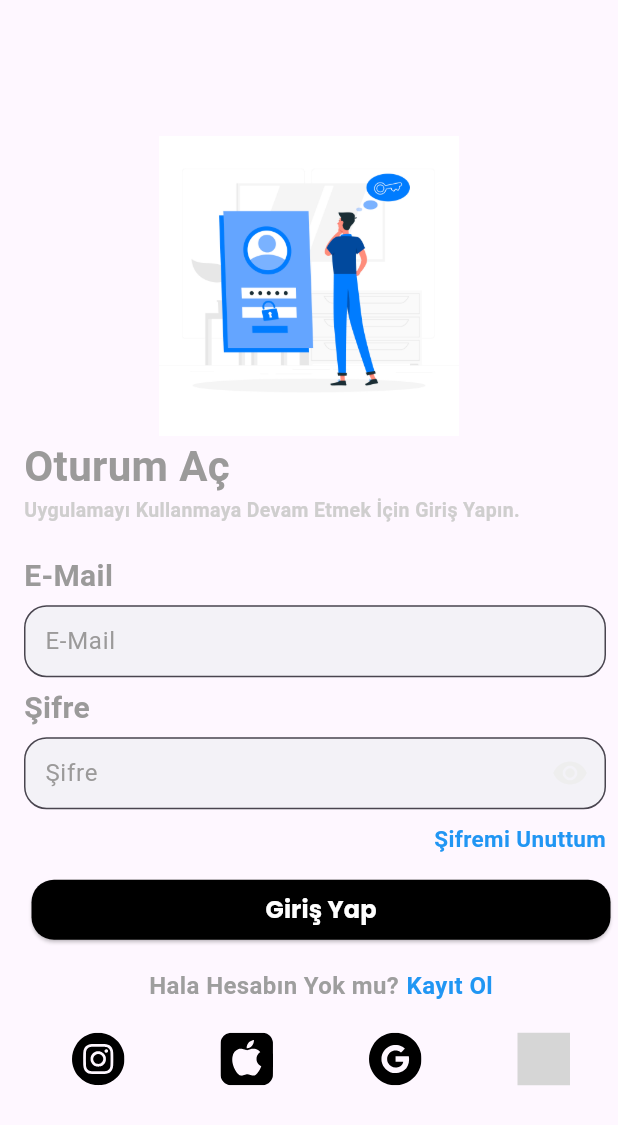
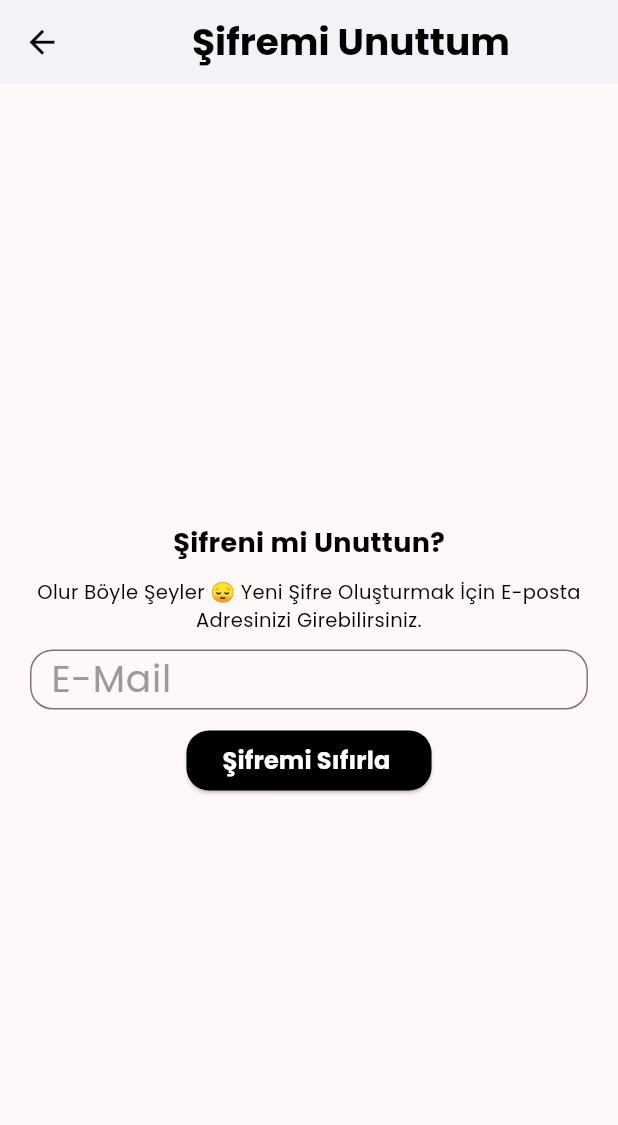
Before and after one commit to Hunvisk/MobilProgramlamaFinal, a Flutter app: the screen it shows after launch, after a tap on "Şifremi Unuttum", on a phone screen of 412 x 824 dp. Shown: the top 1125 px of the screen. Run offline on Flutter 3.47's test engine with Material 3 defaults, Android fonts, the phone set to English and light mode, and no system bars; our stand-ins replace anim_search_bar, carousel_slider, flex_color_scheme, flutter_credit_card, flutter_svg, gap and 3 more; grey boxes are pictures that could not be loaded.

Commit message:
ForgotPassword Sayfası Eklendi

```diff
--- a/flutterfinalproje/lib/core/routes.dart
+++ b/flutterfinalproje/lib/core/routes.dart
@@ -1,7 +1,7 @@
 // ignore_for_file: prefer_const_constructors
 import 'package:flutterfinalproje/screens/core/error.dart';
+import 'package:flutterfinalproje/screens/user/account/forgotPassword.dart';
 import 'package:go_router/go_router.dart';
-
 import '../screens/app_details/aboutus.dart';
 import '../screens/app_details/chatbot.dart';
 import '../screens/app_details/settings.dart';
@@ -111,6 +111,11 @@ final routes = GoRouter(
       path: '/AddCard',
       builder: (context, state) => const AddCard(),
     ),
+    GoRoute(
+      path: '/ForgotPassword',
+      builder: (context, state) => const ForgotPassword(),
+    ),
+
     // Profile
     GoRoute(
       path: '/Achievemets',
--- /dev/null
+++ b/flutterfinalproje/lib/screens/user/account/forgotPassword.dart
@@ -0,0 +1,98 @@
+// ignore_for_file: sort_child_properties_last, deprecated_member_use, file_names
+
+import 'package:flutter/material.dart';
+import 'package:flutterfinalproje/widgets/myappbar.dart';
+import 'package:gap/gap.dart';
+import 'package:go_router/go_router.dart';
+
+class ForgotPassword extends StatefulWidget {
+  const ForgotPassword({Key? key}) : super(key: key);
+
+  @override
+  State<ForgotPassword> createState() => _ForgotPasswordState();
+}
+
+class _ForgotPasswordState extends State<ForgotPassword> {
+
+  @override
+  Widget build(BuildContext context) {
+    return SafeArea(
+      child: Scaffold(
+        backgroundColor: Theme.of(context).colorScheme.background,
+        appBar: const MyAppBar(title: "Şifremi Unuttum"),
+        body: Padding(
+          padding: const EdgeInsets.all(20.0),
+          child: Column(
+            mainAxisAlignment: MainAxisAlignment.center,
+            children: [
+              const Text(
+                'Şifreni mi Unuttun?',
+                style: TextStyle(
+                  fontSize: 18,
+                  fontWeight: FontWeight.bold,
+                ),
+              ),
+              const Gap(10),
+              const Text(
+                'Olur Böyle Şeyler 😔 Yeni Şifre Oluşturmak İçin E-posta Adresinizi Girebilirsiniz.  ',
+                style: TextStyle(
+                  fontSize: 13,
+                ),
+                textAlign: TextAlign.center,
+              ),
+              const Gap(10),
+              SizedBox(
+                height: 40, // TextField'ın yüksekliğini ayarını yaptım
+                child: TextField(
+                  style: const  TextStyle(fontSize: 14), // Metin boyutunu küçültmek için bu satır eklendi
+                  decoration: InputDecoration(
+                    labelText: 'E-Mail',
+                    filled: false,
+                    fillColor: Theme.of(context).colorScheme.surface,
+                    border: OutlineInputBorder(
+                      borderRadius: BorderRadius.circular(15),
+                    ),
+                    contentPadding: const EdgeInsets.only(
+                      top: 10.0,
+                      bottom: 10.0,
+                      left: 10.0,
+                      right: 5.0
+                    ),
+                    focusedBorder: OutlineInputBorder(
+                      borderRadius: BorderRadius.circular(15),
+                      borderSide: const BorderSide(color: Colors.black),
+                    ),
+                    labelStyle: const TextStyle(
+                      color: Color.fromRGBO(155, 154, 154, 1),
+                    ),
+                  ),
+                  cursorColor: Colors.black, // Yazma imleci rengi
+                ),
+              ),
+              const Gap(10),
+              ElevatedButton(
+                onPressed: () {
+                  context.go('/');
+                },
+                child:  Text(
+                  'Şifremi Sıfırla ',
+                  style: Theme.of(context).textTheme.button!.copyWith(
+                    fontSize: 16,
+                    fontWeight: FontWeight.bold,
+                    color: Colors.white,
+                  ),
+                ),
+                style: ElevatedButton.styleFrom(
+                  primary: Theme.of(context).primaryColor, // Tema rengi, // Buton rengi
+                  shape: RoundedRectangleBorder(
+                    borderRadius: BorderRadius.circular(15),
+                  ),
+                ),
+              ),
+            ],
+          ),
+        ),
+      ),
+    );
+  }
+}
--- a/flutterfinalproje/lib/screens/user/login.dart
+++ b/flutterfinalproje/lib/screens/user/login.dart
@@ -238,8 +238,8 @@ Widget SignInLink(BuildContext context) {
       alignment: Alignment.topRight,
       child: InkWell(
         onTap: () {
-          // "Şifremi Unuttum" linkine tıklanınca yapılacak işlemler buraya gelecek
-          // Örneğin, şifreyi sıfırlama sayfasına yönlendirebilirsiniz.
+           context.go('/ForgotPassword');
+
         },
         child: Padding(
           padding: const EdgeInsets.only(top: 1),
--- a/flutterfinalproje/lib/widgets/mybottomnavbar.dart
+++ b/flutterfinalproje/lib/widgets/mybottomnavbar.dart
@@ -41,7 +41,7 @@ class _MyBottomNavBarState extends State<MyBottomNavBar> {
               if (currentRoute != rotaAdlari[index]) {
 
                 // GoRouter.of(context).pushReplacement(rotaAdlari[index]);
-                context.go(rotaAdlari[index]);
+                context.go(rotaAdlari[index],  );
 
                 print('Selected Index: $selectedIndex');
               }
```
Also changed, not shown: flutterfinalproje/lib/main.dart (line endings or trailing spaces).
